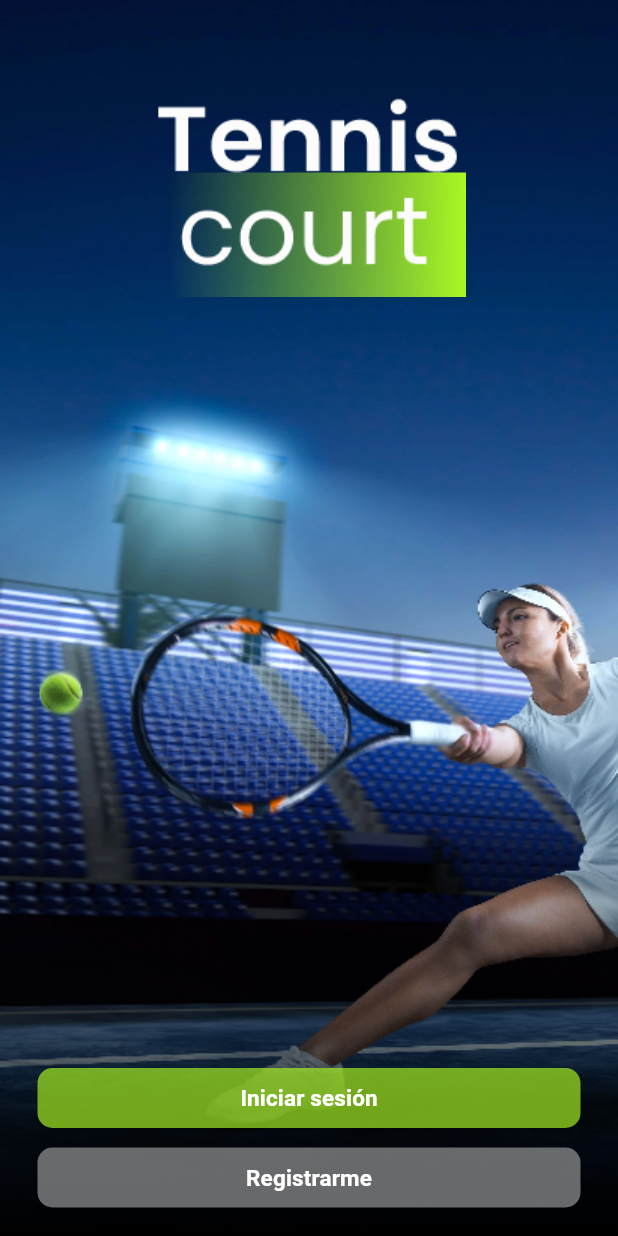
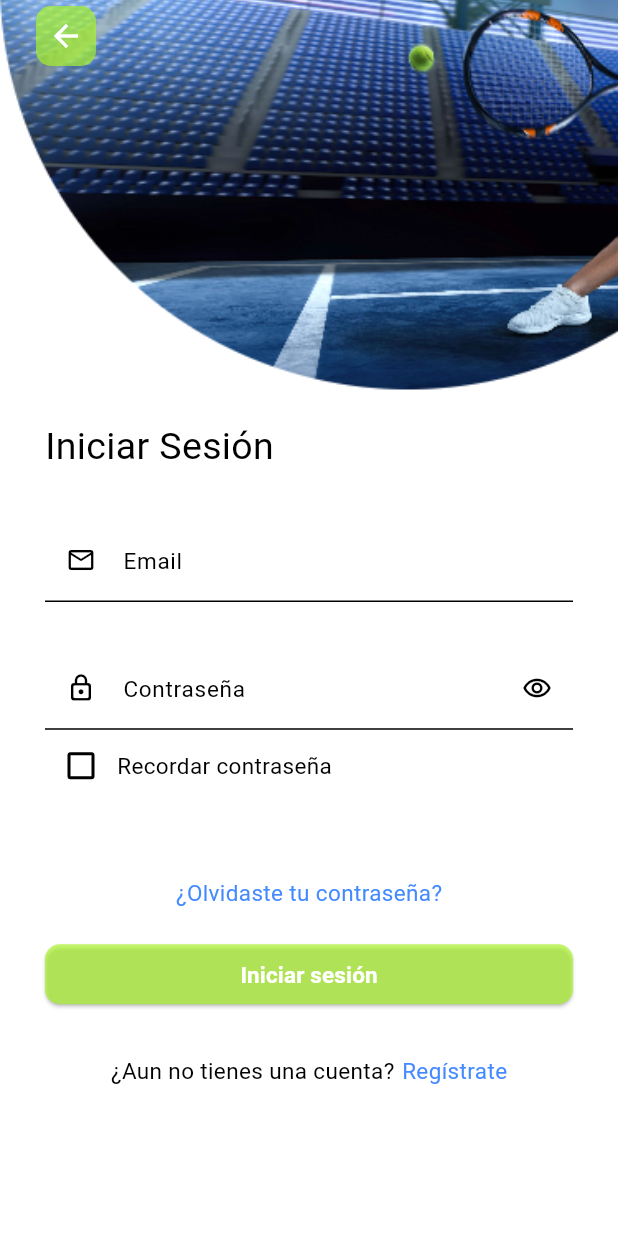
Before and after one commit to johanz97/tennis_app, a Flutter app: the screen it shows after launch, after a tap on "Iniciar sesión", on a phone screen of 412 x 824 dp. Run offline on Flutter 3.47's test engine with Material 3 defaults, Android fonts, the phone set to English and light mode, and no system bars; our stand-ins replace go_router.

Commit message:
Add: login page

```diff
--- a/lib/core/router.dart
+++ b/lib/core/router.dart
@@ -1,5 +1,6 @@
 import 'package:go_router/go_router.dart';
 import 'package:tennis_app/presentation/authenticated/authenticated_page.dart';
+import 'package:tennis_app/presentation/authenticated/login_or_register_page.dart';
 
 final router = GoRouter(
   routes: [
@@ -7,5 +8,14 @@ final router = GoRouter(
       path: '/',
       builder: (context, state) => const AuthenticatedPage(),
     ),
+    GoRoute(
+      name: LoginOrRegisterPage.routeName,
+      path: '/${LoginOrRegisterPage.routeName}',
+      builder: (context, state) {
+        final sectionSelected = state.extra! as LoginOrRegisterEnum;
+
+        return LoginOrRegisterPage(section: sectionSelected);
+      },
+    ),
   ],
 );
--- /dev/null
+++ b/lib/core/utils.dart
@@ -0,0 +1,19 @@
+import 'package:flutter/material.dart';
+
+InputDecoration decoration({
+  required BuildContext context,
+  required String label,
+  required IconData icon,
+  Widget? suffixIcon,
+}) {
+  return InputDecoration(
+    labelText: label,
+    counter: const Offstage(),
+    suffixIcon: suffixIcon,
+    prefixIcon: Icon(icon, size: 20),
+    labelStyle: const TextStyle(
+      fontWeight: FontWeight.w400,
+      fontSize: 15,
+    ),
+  );
+}
--- /dev/null
+++ b/lib/core/widgets/btn_icon_tennis.dart
@@ -0,0 +1,30 @@
+import 'package:flutter/material.dart';
+
+class BtnIconTennis extends StatelessWidget {
+  const BtnIconTennis({
+    required this.icon,
+    required this.onTap,
+    super.key,
+    this.btnColor,
+  });
+
+  final IconData icon;
+  final VoidCallback onTap;
+  final Color? btnColor;
+
+  @override
+  Widget build(BuildContext context) {
+    return IconButton(
+      onPressed: onTap,
+      style: ButtonStyle(
+        backgroundColor: WidgetStatePropertyAll(
+          btnColor ?? const Color(0xAAAAF724),
+        ),
+        shape: WidgetStateProperty.all(
+          RoundedRectangleBorder(borderRadius: BorderRadius.circular(10)),
+        ),
+      ),
+      icon: Icon(icon, color: Colors.white),
+    );
+  }
+}
--- a/lib/presentation/authenticated/authenticated_page.dart
+++ b/lib/presentation/authenticated/authenticated_page.dart
@@ -1,6 +1,8 @@
 import 'package:flutter/material.dart';
+import 'package:go_router/go_router.dart';
 
 import 'package:tennis_app/core/widgets/btn_tennis.dart';
+import 'package:tennis_app/presentation/authenticated/login_or_register_page.dart';
 
 class AuthenticatedPage extends StatelessWidget {
   const AuthenticatedPage({super.key});
@@ -36,13 +38,19 @@ class AuthenticatedPage extends StatelessWidget {
                     children: [
                       BtnTennis(
                         text: 'Iniciar sesión',
-                        onTap: () {},
+                        onTap: () => context.pushNamed(
+                          LoginOrRegisterPage.routeName,
+                          extra: LoginOrRegisterEnum.login,
+                        ),
                       ),
                       const SizedBox(height: 5),
                       BtnTennis(
                         text: 'Registrarme',
                         btnColor: const Color(0xAA9B9C9D),
-                        onTap: () {},
+                        onTap: () => context.pushNamed(
+                          LoginOrRegisterPage.routeName,
+                          extra: LoginOrRegisterEnum.register,
+                        ),
                       ),
                     ],
                   ),
--- /dev/null
+++ b/lib/presentation/authenticated/login_or_register_page.dart
@@ -0,0 +1,202 @@
+import 'package:flutter/material.dart';
+import 'package:go_router/go_router.dart';
+import 'package:tennis_app/core/utils.dart';
+import 'package:tennis_app/core/widgets/btn_icon_tennis.dart';
+import 'package:tennis_app/core/widgets/btn_tennis.dart';
+
+enum LoginOrRegisterEnum {
+  login,
+  register,
+}
+
+class LoginOrRegisterPage extends StatefulWidget {
+  const LoginOrRegisterPage({
+    super.key,
+    this.section = LoginOrRegisterEnum.login,
+  });
+
+  static String routeName = 'login-or-register';
+
+  final LoginOrRegisterEnum section;
+
+  @override
+  State<LoginOrRegisterPage> createState() => _LoginOrRegisterPageState();
+}
+
+class _LoginOrRegisterPageState extends State<LoginOrRegisterPage> {
+  late LoginOrRegisterEnum _sectionSelected;
+
+  @override
+  void initState() {
+    super.initState();
+    setState(() => _sectionSelected = widget.section);
+  }
+
+  @override
+  Widget build(BuildContext context) {
+    return Scaffold(
+      body: ListView(
+        padding: EdgeInsets.zero,
+        children: [
+          Stack(
+            children: [
+              Image.asset(
+                'assets/images/logo_login.png',
+                height: 260,
+                width: double.infinity,
+                fit: BoxFit.cover,
+              ),
+              SafeArea(
+                child: Padding(
+                  padding: const EdgeInsets.only(left: 20),
+                  child: BtnIconTennis(
+                    icon: Icons.arrow_back,
+                    onTap: context.pop,
+                  ),
+                ),
+              ),
+            ],
+          ),
+          const SizedBox(height: 20),
+          Padding(
+            padding: const EdgeInsets.symmetric(horizontal: 30),
+            child: _sectionSelected == LoginOrRegisterEnum.login
+                ? _LoginBody(
+                    () => setState(() {
+                      _sectionSelected = LoginOrRegisterEnum.register;
+                    }),
+                  )
+                : const _RegisterBody(),
+          ),
+        ],
+      ),
+    );
+  }
+}
+
+class _LoginBody extends StatefulWidget {
+  const _LoginBody(this.onChangeSection);
+
+  final VoidCallback onChangeSection;
+
+  @override
+  State<_LoginBody> createState() => _LoginBodyState();
+}
+
+class _LoginBodyState extends State<_LoginBody> {
+  final _formKey = GlobalKey<FormState>();
+  final _emailController = TextEditingController();
+  final _passwordController = TextEditingController();
+  bool _isObscured = true;
+  bool _isSavedPassword = false;
+
+  @override
+  void dispose() {
+    _emailController.dispose();
+    _passwordController.dispose();
+    super.dispose();
+  }
+
+  @override
+  Widget build(BuildContext context) {
+    return Form(
+      key: _formKey,
+      child: Column(
+        crossAxisAlignment: CrossAxisAlignment.start,
+        children: [
+          const Text("Iniciar Sesión", style: TextStyle(fontSize: 25)),
+          const SizedBox(height: 30),
+          TextFormField(
+            controller: _emailController,
+            maxLength: 50,
+            decoration: decoration(
+              context: context,
+              label: "Email",
+              icon: Icons.email_outlined,
+            ),
+          ),
+          const SizedBox(height: 30),
+          TextFormField(
+            controller: _passwordController,
+            maxLength: 50,
+            obscureText: _isObscured,
+            decoration: decoration(
+              context: context,
+              label: 'Contraseña',
+              icon: Icons.lock_outline_rounded,
+              suffixIcon: IconButton(
+                onPressed: () => setState(
+                  () => _isObscured = !_isObscured,
+                ),
+                icon: Icon(
+                  !_isObscured
+                      ? Icons.visibility_off_outlined
+                      : Icons.remove_red_eye_outlined,
+                  size: 20,
+                ),
+              ),
+            ),
+          ),
+          Row(
+            children: [
+              Checkbox(
+                value: _isSavedPassword,
+                onChanged: (value) {
+                  setState(() => _isSavedPassword = value ?? false);
+                },
+              ),
+              const Text(
+                "Recordar contraseña",
+                style: TextStyle(fontSize: 15),
+              ),
+            ],
+          ),
+          const SizedBox(height: 50),
+          const Center(
+            child: Text(
+              "¿Olvidaste tu contraseña?",
+              style: TextStyle(fontSize: 15, color: Colors.blueAccent),
+            ),
+          ),
+          const SizedBox(height: 20),
+          BtnTennis(
+            text: 'Iniciar sesión',
+            onTap: () {},
+          ),
+          const SizedBox(height: 30),
+          Row(
+            mainAxisAlignment: MainAxisAlignment.center,
+            children: [
+              const Text(
+                "¿Aun no tienes una cuenta?",
+                style: TextStyle(fontSize: 15),
+              ),
+              const SizedBox(width: 5),
+              GestureDetector(
+                onTap: widget.onChangeSection,
+                child: const Text(
+                  "Regístrate",
+                  style: TextStyle(fontSize: 15, color: Colors.blueAccent),
+                ),
+              ),
+            ],
+          ),
+        ],
+      ),
+    );
+  }
+}
+
+class _RegisterBody extends StatefulWidget {
+  const _RegisterBody();
+
+  @override
+  State<_RegisterBody> createState() => _RegisterBodyState();
+}
+
+class _RegisterBodyState extends State<_RegisterBody> {
+  @override
+  Widget build(BuildContext context) {
+    return const Offstage();
+  }
+}
```
Also changed, not shown: assets/images/logo_login.png (added).
